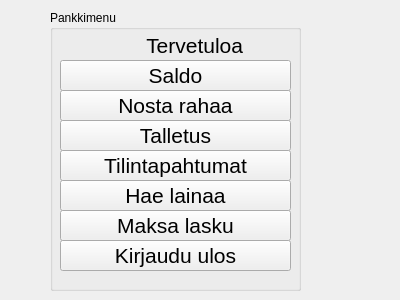
Before: the Qt Designer form BankProject/qtBank_project/pankkimenu.ui in tvt21kmo-bank-project/group_14, drawn with Qt 5.
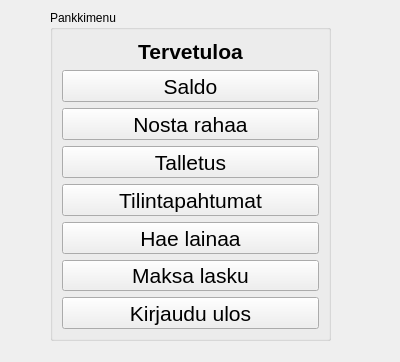
After: the same form once the commit is applied.

```diff
--- a/BankProject/qtBank_project/pankkimenu.ui
+++ b/BankProject/qtBank_project/pankkimenu.ui
@@ -7,7 +7,7 @@
     <x>0</x>
     <y>0</y>
     <width>400</width>
-    <height>300</height>
+    <height>362</height>
    </rect>
   </property>
   <property name="windowTitle">
@@ -18,40 +18,36 @@
     <rect>
      <x>50</x>
      <y>10</y>
-     <width>251</width>
-     <height>281</height>
+     <width>281</width>
+     <height>331</height>
     </rect>
    </property>
    <property name="title">
     <string>Pankkimenu</string>
    </property>
+   <layout class="QVBoxLayout" name="verticalLayout">
+    <item>
    <widget class="QLabel" name="label_Tervetuloa">
-    <property name="geometry">
-     <rect>
-      <x>50</x>
-      <y>20</y>
-      <width>151</width>
-      <height>31</height>
-     </rect>
-    </property>
     <property name="font">
      <font>
       <pointsize>16</pointsize>
-     </font>
-    </property>
+        <weight>75</weight>
+        <bold>true</bold>
+       </font>
+      </property>
+      <property name="autoFillBackground">
+       <bool>false</bool>
+      </property>
     <property name="text">
-     <string>        Tervetuloa</string>
-    </property>
-   </widget>
+       <string>Tervetuloa</string>
+      </property>
+      <property name="alignment">
+       <set>Qt::AlignCenter</set>
+      </property>
+     </widget>
+    </item>
+    <item>
    <widget class="QPushButton" name="pushButton_Saldo">
-    <property name="geometry">
-     <rect>
-      <x>10</x>
-      <y>50</y>
-      <width>231</width>
-      <height>31</height>
-     </rect>
-    </property>
     <property name="font">
      <font>
       <pointsize>16</pointsize>
@@ -61,15 +57,9 @@
      <string>Saldo</string>
     </property>
    </widget>
+    </item>
+    <item>
    <widget class="QPushButton" name="pushButton_Nosta_rahaa">
-    <property name="geometry">
-     <rect>
-      <x>10</x>
-      <y>80</y>
-      <width>231</width>
-      <height>31</height>
-     </rect>
-    </property>
     <property name="font">
      <font>
       <pointsize>16</pointsize>
@@ -79,15 +69,9 @@
      <string>Nosta rahaa</string>
     </property>
    </widget>
+    </item>
+    <item>
    <widget class="QPushButton" name="pushButton_Talletus">
-    <property name="geometry">
-     <rect>
-      <x>10</x>
-      <y>110</y>
-      <width>231</width>
-      <height>31</height>
-     </rect>
-    </property>
     <property name="font">
      <font>
       <pointsize>16</pointsize>
@@ -97,15 +81,9 @@
      <string>Talletus</string>
     </property>
    </widget>
+    </item>
+    <item>
    <widget class="QPushButton" name="pushButton_Tilintapahtumat">
-    <property name="geometry">
-     <rect>
-      <x>10</x>
-      <y>140</y>
-      <width>231</width>
-      <height>31</height>
-     </rect>
-    </property>
     <property name="font">
      <font>
       <pointsize>16</pointsize>
@@ -115,15 +93,9 @@
      <string>Tilintapahtumat</string>
     </property>
    </widget>
+    </item>
+    <item>
    <widget class="QPushButton" name="pushButton_Hae_lainaa">
-    <property name="geometry">
-     <rect>
-      <x>10</x>
-      <y>170</y>
-      <width>231</width>
-      <height>31</height>
-     </rect>
-    </property>
     <property name="font">
      <font>
       <pointsize>16</pointsize>
@@ -133,15 +105,9 @@
      <string>Hae lainaa</string>
     </property>
    </widget>
+    </item>
+    <item>
    <widget class="QPushButton" name="pushButton_Maksa_lasku">
-    <property name="geometry">
-     <rect>
-      <x>10</x>
-      <y>200</y>
-      <width>231</width>
-      <height>31</height>
-     </rect>
-    </property>
     <property name="font">
      <font>
       <pointsize>16</pointsize>
@@ -151,15 +117,9 @@
      <string>Maksa lasku</string>
     </property>
    </widget>
+    </item>
+    <item>
    <widget class="QPushButton" name="pushButton_Kirjaudu_ulos">
-    <property name="geometry">
-     <rect>
-      <x>10</x>
-      <y>230</y>
-      <width>231</width>
-      <height>31</height>
-     </rect>
-    </property>
     <property name="font">
      <font>
       <pointsize>16</pointsize>
@@ -169,6 +129,8 @@
      <string>Kirjaudu ulos</string>
     </property>
    </widget>
+    </item>
+   </layout>
   </widget>
  </widget>
  <resources/>
```
Lines whose indentation alone changed are shown as unchanged.
